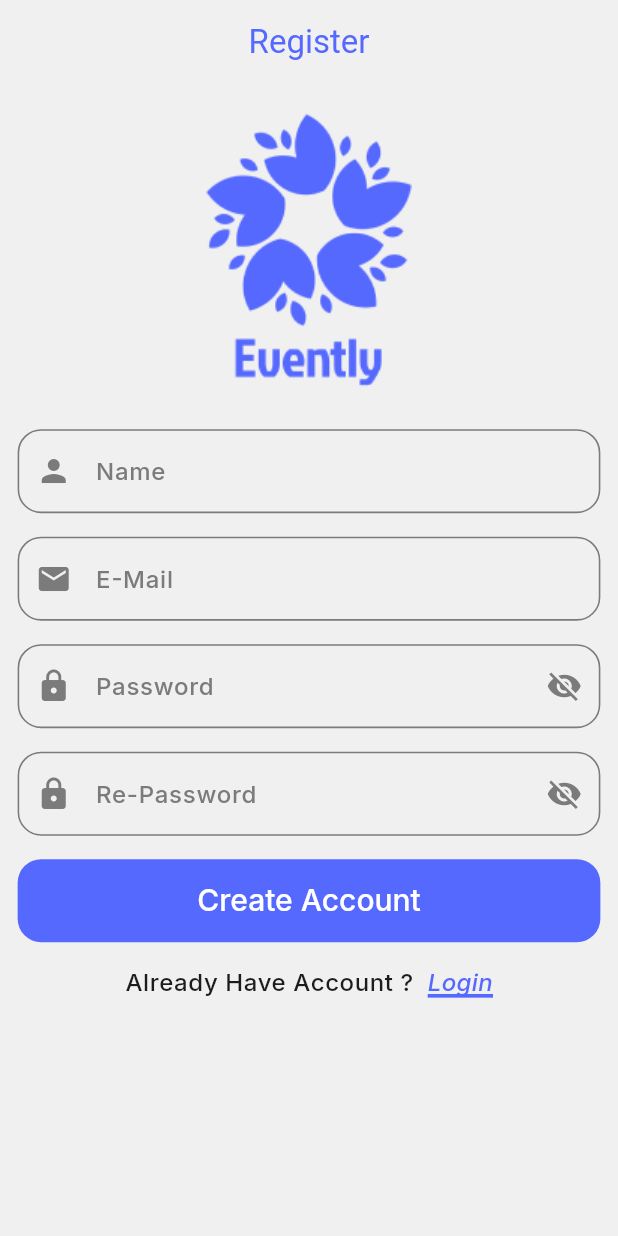
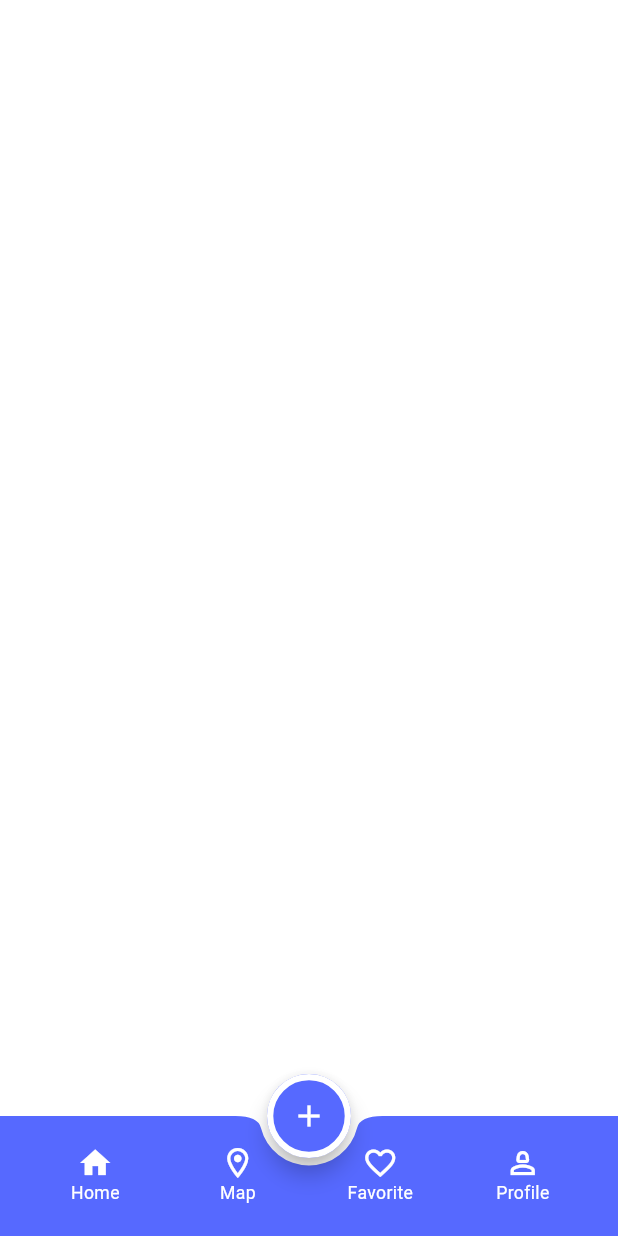
Before and after one commit to AlaaAlprol2003/Event_planning_app-flutter, a Flutter app: the screen it shows after launch, on a phone screen of 412 x 824 dp. Run offline on Flutter 3.47's test engine with Material 3 defaults, Android fonts, the phone set to English and light mode, and no system bars; our stand-ins replace flutter_screenutil, google_fonts.

Commit message:
- Add mainlayout screen. - Add bottom navigation bar that includes : 1- Home fregment. 2- Map fregment. 3- Favorite fregment. 4- Profile fregment.

```diff
--- a/lib/config/theme/theme_manager.dart
+++ b/lib/config/theme/theme_manager.dart
@@ -16,6 +16,24 @@ class ThemeManager {
       ),
       centerTitle: true,
     ),
+    bottomNavigationBarTheme: BottomNavigationBarThemeData(
+      backgroundColor: Colors.transparent,
+      elevation: 0,
+      type: BottomNavigationBarType.fixed,
+      selectedItemColor: ColorsManager.white,
+      unselectedItemColor: ColorsManager.white,
+    ),
+    bottomAppBarTheme: BottomAppBarTheme(
+      color: ColorsManager.blue,
+      shape: CircularNotchedRectangle(),
+    ),
+    floatingActionButtonTheme: FloatingActionButtonThemeData(
+      backgroundColor: ColorsManager.blue,
+      shape: StadiumBorder(
+        side: BorderSide(color: ColorsManager.white, width: 4.w),
+      ),
+    ),
+
     inputDecorationTheme: InputDecorationTheme(
       labelStyle: GoogleFonts.inter(
         fontSize: 16,
--- a/lib/core/routes_manager/routes_manager.dart
+++ b/lib/core/routes_manager/routes_manager.dart
@@ -3,12 +3,14 @@
 import 'package:evently_app/features/auth/login/login.dart';
 
 import 'package:evently_app/features/auth/register/register.dart';
+import 'package:evently_app/features/main_layout/main_layout.dart';
 import 'package:flutter/cupertino.dart';
 
 
 class RoutesManager {
   static const  String register = "/register";
   static const  String login = "/login";
+  static const  String mainLayout = "/mainLayout";
 
 
   static Route? router(RouteSettings settings){
@@ -19,6 +21,9 @@ class RoutesManager {
       case login :{
         return CupertinoPageRoute(builder: (context)=> Login());
       }
+      case mainLayout : {
+        return CupertinoPageRoute(builder: (context)=> MainLayout());
+      }
     }
 
   }
--- /dev/null
+++ b/lib/features/main_layout/favorite/favorite_fregment.dart
@@ -0,0 +1,12 @@
+import 'package:flutter/material.dart';
+
+class FavoriteFregment extends StatelessWidget {
+  const FavoriteFregment({super.key});
+
+  @override
+  Widget build(BuildContext context) {
+    return Container(
+      color: Colors.deepPurple,
+    );
+  }
+}
--- /dev/null
+++ b/lib/features/main_layout/home/home_fregment.dart
@@ -0,0 +1,12 @@
+import 'package:flutter/material.dart';
+
+class HomeFregment extends StatelessWidget {
+  const HomeFregment({super.key});
+
+  @override
+  Widget build(BuildContext context) {
+    return Container(
+      color: Colors.white,
+    );
+  }
+}
--- /dev/null
+++ b/lib/features/main_layout/main_layout.dart
@@ -0,0 +1,87 @@
+import 'package:evently_app/core/resources/colors_manager.dart';
+import 'package:evently_app/features/main_layout/favorite/favorite_fregment.dart';
+import 'package:evently_app/features/main_layout/home/home_fregment.dart';
+import 'package:evently_app/features/main_layout/map/map_fregment.dart';
+import 'package:evently_app/features/main_layout/profile/profile_fregment.dart';
+import 'package:flutter/material.dart';
+import 'package:flutter_screenutil/flutter_screenutil.dart';
+
+class MainLayout extends StatefulWidget {
+  const MainLayout({super.key});
+
+  @override
+  State<MainLayout> createState() => _MainLayoutState();
+}
+
+class _MainLayoutState extends State<MainLayout> {
+  int selectedIndex = 0;
+  List<Widget> fregments = [
+    HomeFregment(),
+    MapFregment(),
+    FavoriteFregment(),
+    ProfileFregment(),
+  ];
+
+  @override
+  Widget build(BuildContext context) {
+    return Scaffold(
+      extendBody: true,
+      body: fregments[selectedIndex],
+      floatingActionButtonLocation: FloatingActionButtonLocation.centerDocked,
+      floatingActionButton: _buildFloatingActionButton(),
+      bottomNavigationBar: _buildBottomAppBar(),
+    );
+  }
+
+  BottomAppBar _buildBottomAppBar() {
+    return BottomAppBar(
+      notchMargin: 5,
+      child: BottomNavigationBar(
+        selectedFontSize: 12.sp,
+        unselectedFontSize: 12.sp,
+        onTap: _onTap,
+        items: [
+          BottomNavigationBarItem(
+            icon: Icon(selectedIndex == 0 ? Icons.home : Icons.home_outlined),
+            label: "Home",
+          ),
+          BottomNavigationBarItem(
+            icon: Icon(
+              selectedIndex == 1
+                  ? Icons.location_on
+                  : Icons.location_on_outlined,
+            ),
+            label: "Map",
+          ),
+          BottomNavigationBarItem(
+            icon: Icon(
+              selectedIndex == 2
+                  ? Icons.favorite
+                  : Icons.favorite_border_outlined,
+            ),
+            label: "Favorite",
+          ),
+          BottomNavigationBarItem(
+            icon: Icon(
+              selectedIndex == 3 ? Icons.person_2 : Icons.person_2_outlined,
+            ),
+            label: "Profile",
+          ),
+        ],
+      ),
+    );
+  }
+
+  FloatingActionButton _buildFloatingActionButton() {
+    return FloatingActionButton(
+      onPressed: () {},
+      child: Icon(Icons.add, color: ColorsManager.white),
+    );
+  }
+
+  void _onTap(int newIndex) {
+    setState(() {
+      selectedIndex = newIndex;
+    });
+  }
+}
--- /dev/null
+++ b/lib/features/main_layout/map/map_fregment.dart
@@ -0,0 +1,12 @@
+import 'package:flutter/material.dart';
+
+class MapFregment extends StatelessWidget {
+  const MapFregment({super.key});
+
+  @override
+  Widget build(BuildContext context) {
+    return Container(
+      color: Colors.green,
+    );
+  }
+}
--- /dev/null
+++ b/lib/features/main_layout/profile/profile_fregment.dart
@@ -0,0 +1,12 @@
+import 'package:flutter/material.dart';
+
+class ProfileFregment extends StatelessWidget {
+  const ProfileFregment({super.key});
+
+  @override
+  Widget build(BuildContext context) {
+    return Container(
+      color: Colors.red,
+    );
+  }
+}
--- a/lib/main.dart
+++ b/lib/main.dart
@@ -18,7 +18,7 @@ class Evently extends StatelessWidget {
       minTextAdapt: true,
       builder: (context, child) => MaterialApp(
         debugShowCheckedModeBanner: false,
-        initialRoute: RoutesManager.register,
+        initialRoute: RoutesManager.mainLayout,
         onGenerateRoute: RoutesManager.router,
         theme: ThemeManager.light,
         darkTheme: ThemeManager.dark,
```
Also changed, not shown: 1 other file.
